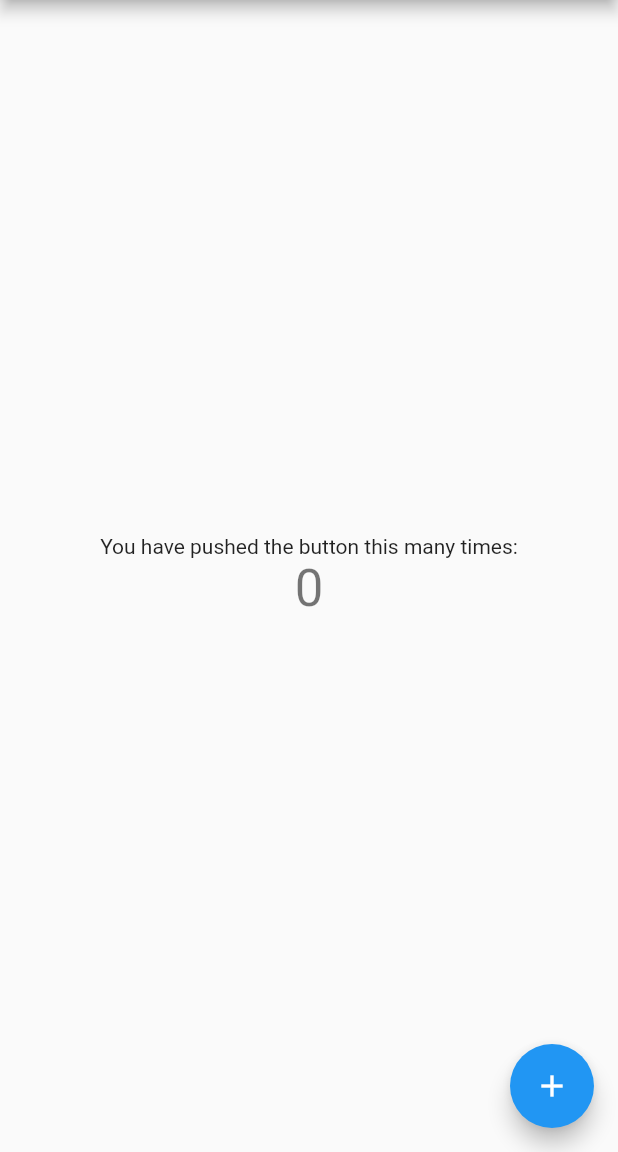
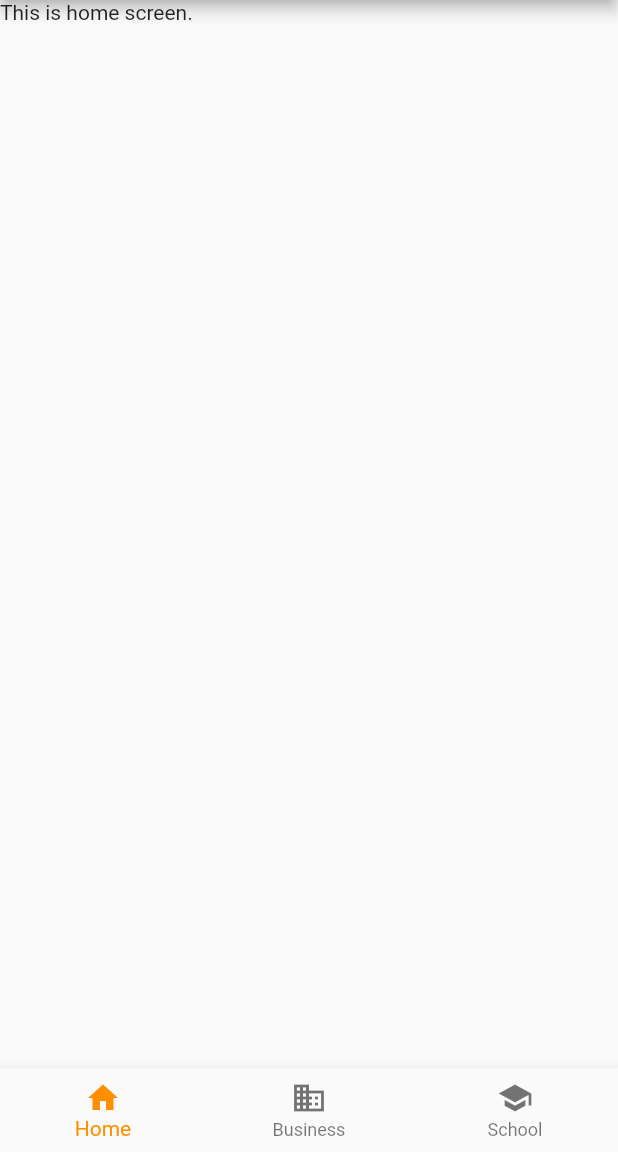
Before and after one commit to TylerMason/serve_to_be_free, a Flutter app: the screen it shows after launch, on a phone screen of 412 x 824 dp, the part 84-1236 px from its top. Run offline on Flutter 3.47's test engine with Material 2 defaults, Android fonts, the phone set to English and light mode, and no system bars.

Commit message:
Added bottom navigation bar file.

```diff
--- /dev/null
+++ b/lib/bottomNavigationBar.dart
@@ -0,0 +1,57 @@
+import 'package:flutter/material.dart';
+
+class MyStatefulWidget extends StatefulWidget {
+  const MyStatefulWidget({super.key});
+
+  @override
+  State<MyStatefulWidget> createState() => _MyStatefulWidgetState();
+}
+
+class _MyStatefulWidgetState extends State<MyStatefulWidget> {
+  int _selectedIndex = 0;
+  static const TextStyle optionStyle =
+      TextStyle(fontSize: 30, fontWeight: FontWeight.bold);
+  static const List<Widget> _widgetOptions = <Widget>[
+    Text(
+      'Index 0: Home',
+      style: optionStyle,
+    ),
+    Text(
+      'Index 1: Business',
+      style: optionStyle,
+    ),
+    Text(
+      'Index 2: School',
+      style: optionStyle,
+    ),
+  ];
+
+  void _onItemTapped(int index) {
+    setState(() {
+      _selectedIndex = index;
+    });
+  }
+
+  @override
+  Widget build(BuildContext context) {
+    return BottomNavigationBar(
+      items: const <BottomNavigationBarItem>[
+        BottomNavigationBarItem(
+          icon: Icon(Icons.home),
+          label: 'Home',
+        ),
+        BottomNavigationBarItem(
+          icon: Icon(Icons.business),
+          label: 'Business',
+        ),
+        BottomNavigationBarItem(
+          icon: Icon(Icons.school),
+          label: 'School',
+        ),
+      ],
+      currentIndex: _selectedIndex,
+      selectedItemColor: Colors.amber[800],
+      onTap: _onItemTapped,
+    );
+  }
+}
--- a/lib/main.dart
+++ b/lib/main.dart
@@ -1,4 +1,5 @@
 import 'package:flutter/material.dart';
+import 'package:serve_to_be_free/screens/app.dart';
 
 void main() {
   runApp(const MyApp());
@@ -25,92 +26,7 @@ class MyApp extends StatelessWidget {
         primarySwatch: Colors.blue,
       ),
       debugShowCheckedModeBanner: false,
-      home: const MyHomePage(title: 'Serve to be Free'),
+      home: App(),
     );
   }
 }
-
-class MyHomePage extends StatefulWidget {
-  const MyHomePage({super.key, required this.title});
-
-  // This widget is the home page of your application. It is stateful, meaning
-  // that it has a State object (defined below) that contains fields that affect
-  // how it looks.
-
-  // This class is the configuration for the state. It holds the values (in this
-  // case the title) provided by the parent (in this case the App widget) and
-  // used by the build method of the State. Fields in a Widget subclass are
-  // always marked "final".
-
-  final String title;
-
-  @override
-  State<MyHomePage> createState() => _MyHomePageState();
-}
-
-class _MyHomePageState extends State<MyHomePage> {
-  int _counter = 0;
-
-  void _incrementCounter() {
-    setState(() {
-      // This call to setState tells the Flutter framework that something has
-      // changed in this State, which causes it to rerun the build method below
-      // so that the display can reflect the updated values. If we changed
-      // _counter without calling setState(), then the build method would not be
-      // called again, and so nothing would appear to happen.
-      _counter++;
-    });
-  }
-
-  @override
-  Widget build(BuildContext context) {
-    // This method is rerun every time setState is called, for instance as done
-    // by the _incrementCounter method above.
-    //
-    // The Flutter framework has been optimized to make rerunning build methods
-    // fast, so that you can just rebuild anything that needs updating rather
-    // than having to individually change instances of widgets.
-    return Scaffold(
-      appBar: AppBar(
-        // Here we take the value from the MyHomePage object that was created by
-        // the App.build method, and use it to set our appbar title.
-        title: Text(widget.title),
-      ),
-      body: Center(
-        // Center is a layout widget. It takes a single child and positions it
-        // in the middle of the parent.
-        child: Column(
-          // Column is also a layout widget. It takes a list of children and
-          // arranges them vertically. By default, it sizes itself to fit its
-          // children horizontally, and tries to be as tall as its parent.
-          //
-          // Invoke "debug painting" (press "p" in the console, choose the
-          // "Toggle Debug Paint" action from the Flutter Inspector in Android
-          // Studio, or the "Toggle Debug Paint" command in Visual Studio Code)
-          // to see the wireframe for each widget.
-          //
-          // Column has various properties to control how it sizes itself and
-          // how it positions its children. Here we use mainAxisAlignment to
-          // center the children vertically; the main axifs here is the vertical
-          // axis because Columns are vertical (the cross axis would be
-          // horizontal).
-          mainAxisAlignment: MainAxisAlignment.center,
-          children: <Widget>[
-            const Text(
-              'You have pushed the button this many times:',
-            ),
-            Text(
-              '$_counter',
-              style: Theme.of(context).textTheme.headlineMedium,
-            ),
-          ],
-        ),
-      ),
-      floatingActionButton: FloatingActionButton(
-        onPressed: _incrementCounter,
-        tooltip: 'Increment',
-        child: const Icon(Icons.add),
-      ), // This trailing comma makes auto-formatting nicer for build methods.
-    );
-  }
-}
--- /dev/null
+++ b/lib/screens/app.dart
@@ -0,0 +1,17 @@
+import 'package:flutter/material.dart';
+import 'package:serve_to_be_free/bottomNavigationBar.dart';
+
+class App extends StatelessWidget {
+  const App({Key? key}) : super(key: key);
+
+  @override
+  Widget build(BuildContext context) {
+    return Scaffold(
+      appBar: AppBar(title: Text('Serve to be Free')),
+      body: Container(
+        child: Text('This is home screen.'),
+      ),
+      bottomNavigationBar: MyStatefulWidget(),
+    );
+  }
+}
```
Also changed, not shown: lib/login/login.dart (deleted, +0 -20 lines).
